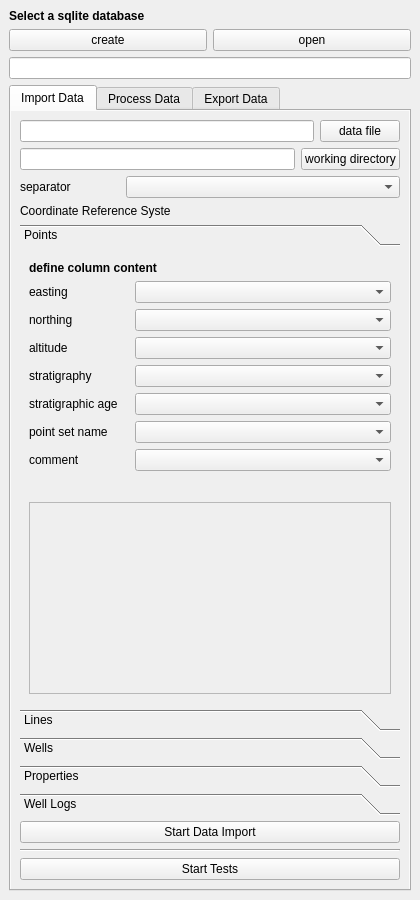
First picture: the form in geological_data_processing_dockwidget_base.ui, repository stdonn/GeologicalDataProcessing, before the edit.
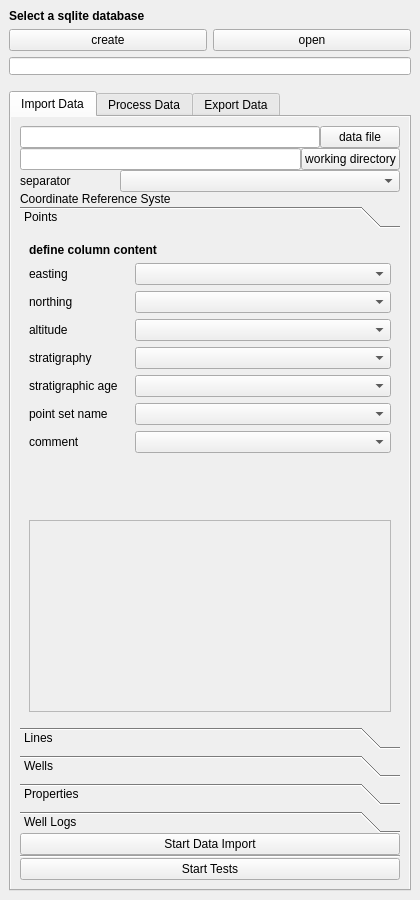
Second picture: the form after the edit. Icons and pictures are not drawn. Custom widgets are drawn as their Qt base class.

Commit message: added margin below database filed

```diff
--- a/geological_data_processing_dockwidget_base.ui
+++ b/geological_data_processing_dockwidget_base.ui
@@ -117,7 +117,11 @@
       <item>
        <layout class="QHBoxLayout" name="horizontalLayout_3">
         <item>
-         <widget class="QLineEdit" name="database_file"/>
+         <widget class="QLineEdit" name="database_file">
+          <property name="styleSheet">
+           <string notr="true">margin-bottom:10px;</string>
+          </property>
+         </widget>
         </item>
        </layout>
       </item>
@@ -135,6 +139,9 @@
           <height>100</height>
          </size>
         </property>
+        <property name="styleSheet">
+         <string notr="true"/>
+        </property>
         <property name="currentIndex">
          <number>0</number>
         </property>
@@ -153,6 +160,9 @@
           <string>Import Data</string>
          </attribute>
          <layout class="QHBoxLayout" name="horizontalLayout">
+          <property name="spacing">
+           <number>0</number>
+          </property>
           <item>
            <layout class="QVBoxLayout" name="verticalLayout_3">
             <item>
@@ -265,9 +275,9 @@
                <property name="geometry">
                 <rect>
                  <x>0</x>
-                 <y>-3</y>
-                 <width>357</width>
-                 <height>431</height>
+                 <y>0</y>
+                 <width>358</width>
+                 <height>502</height>
                 </rect>
                </property>
                <attribute name="icon">
```
Left out of the diff: 4 changed lines with no effect on the pictures. The commit also changes 1 other file.
